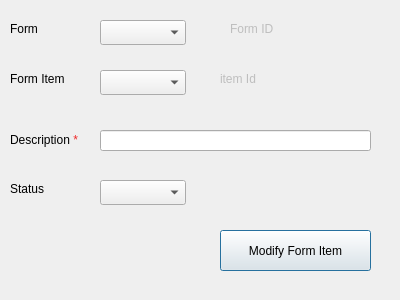
The window that presentation/authorization_ui/modifyFormItem.ui (Hossam01/HyperPOS2020Design) describes before a commit, drawn with Qt 5.
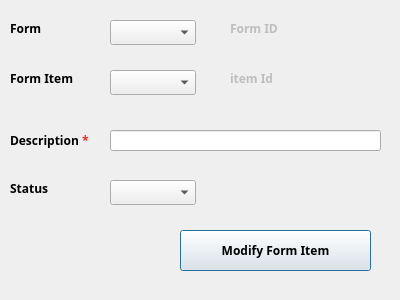
The same window after the commit.

Diff of the .ui file:
```diff
--- a/presentation/authorization_ui/modifyFormItem.ui
+++ b/presentation/authorization_ui/modifyFormItem.ui
@@ -28,25 +28,36 @@
   <widget class="QComboBox" name="CMB_formItemStatus">
    <property name="geometry">
     <rect>
-     <x>100</x>
+     <x>110</x>
      <y>180</y>
      <width>86</width>
      <height>25</height>
     </rect>
    </property>
+   <property name="font">
+    <font>
+     <family>29LT Bukra Regular</family>
+     <pointsize>9</pointsize>
+     <weight>75</weight>
+     <bold>true</bold>
+    </font>
+   </property>
   </widget>
   <widget class="QPushButton" name="BTN_modifyFormItem">
    <property name="geometry">
     <rect>
-     <x>220</x>
+     <x>180</x>
      <y>230</y>
-     <width>151</width>
+     <width>191</width>
      <height>41</height>
     </rect>
    </property>
    <property name="font">
     <font>
+     <family>29LT Bukra Regular</family>
      <pointsize>9</pointsize>
+     <weight>75</weight>
+     <bold>true</bold>
     </font>
    </property>
    <property name="text">
@@ -59,12 +70,20 @@
    </property>
    <property name="geometry">
     <rect>
-     <x>100</x>
+     <x>110</x>
      <y>20</y>
      <width>86</width>
      <height>25</height>
     </rect>
    </property>
+   <property name="font">
+    <font>
+     <family>29LT Bukra Regular</family>
+     <pointsize>9</pointsize>
+     <weight>75</weight>
+     <bold>true</bold>
+    </font>
+   </property>
   </widget>
   <widget class="QLabel" name="label_2">
    <property name="geometry">
@@ -75,6 +94,14 @@
      <height>17</height>
     </rect>
    </property>
+   <property name="font">
+    <font>
+     <family>29LT Bukra Regular</family>
+     <pointsize>9</pointsize>
+     <weight>75</weight>
+     <bold>true</bold>
+    </font>
+   </property>
    <property name="text">
     <string>Form</string>
    </property>
@@ -88,6 +115,14 @@
      <height>17</height>
     </rect>
    </property>
+   <property name="font">
+    <font>
+     <family>29LT Bukra Regular</family>
+     <pointsize>9</pointsize>
+     <weight>75</weight>
+     <bold>true</bold>
+    </font>
+   </property>
    <property name="text">
     <string>Status</string>
    </property>
@@ -104,6 +139,14 @@
      <height>17</height>
     </rect>
    </property>
+   <property name="font">
+    <font>
+     <family>29LT Bukra Regular</family>
+     <pointsize>9</pointsize>
+     <weight>75</weight>
+     <bold>true</bold>
+    </font>
+   </property>
    <property name="frameShape">
     <enum>QFrame::NoFrame</enum>
    </property>
@@ -114,12 +157,20 @@
   <widget class="QLineEdit" name="LE_desc">
    <property name="geometry">
     <rect>
-     <x>100</x>
+     <x>110</x>
      <y>130</y>
      <width>271</width>
      <height>21</height>
     </rect>
    </property>
+   <property name="font">
+    <font>
+     <family>29LT Bukra Regular</family>
+     <pointsize>9</pointsize>
+     <weight>75</weight>
+     <bold>true</bold>
+    </font>
+   </property>
   </widget>
   <widget class="QLabel" name="LB_formItemID">
    <property name="enabled">
@@ -127,12 +178,20 @@
    </property>
    <property name="geometry">
     <rect>
-     <x>220</x>
+     <x>230</x>
      <y>70</y>
      <width>141</width>
      <height>17</height>
     </rect>
    </property>
+   <property name="font">
+    <font>
+     <family>29LT Bukra Regular</family>
+     <pointsize>9</pointsize>
+     <weight>75</weight>
+     <bold>true</bold>
+    </font>
+   </property>
    <property name="frameShape">
     <enum>QFrame::NoFrame</enum>
    </property>
@@ -149,6 +208,14 @@
      <height>17</height>
     </rect>
    </property>
+   <property name="font">
+    <font>
+     <family>29LT Bukra Regular</family>
+     <pointsize>9</pointsize>
+     <weight>75</weight>
+     <bold>true</bold>
+    </font>
+   </property>
    <property name="text">
     <string>Form Item</string>
    </property>
@@ -156,22 +223,38 @@
   <widget class="QComboBox" name="CMB_formItemName">
    <property name="geometry">
     <rect>
-     <x>100</x>
+     <x>110</x>
      <y>70</y>
      <width>86</width>
      <height>25</height>
     </rect>
    </property>
+   <property name="font">
+    <font>
+     <family>29LT Bukra Regular</family>
+     <pointsize>9</pointsize>
+     <weight>75</weight>
+     <bold>true</bold>
+    </font>
+   </property>
   </widget>
   <widget class="QLabel" name="label_4">
    <property name="geometry">
     <rect>
      <x>10</x>
      <y>130</y>
-     <width>99</width>
+     <width>101</width>
      <height>21</height>
     </rect>
    </property>
+   <property name="font">
+    <font>
+     <family>29LT Bukra Regular</family>
+     <pointsize>9</pointsize>
+     <weight>75</weight>
+     <bold>true</bold>
+    </font>
+   </property>
    <property name="text">
     <string>&lt;html&gt;&lt;head/&gt;&lt;body&gt;&lt;p&gt;Description &lt;span style=&quot; color:#ef2929;&quot;&gt;*&lt;/span&gt;&lt;/p&gt;&lt;/body&gt;&lt;/html&gt;</string>
    </property>
```
